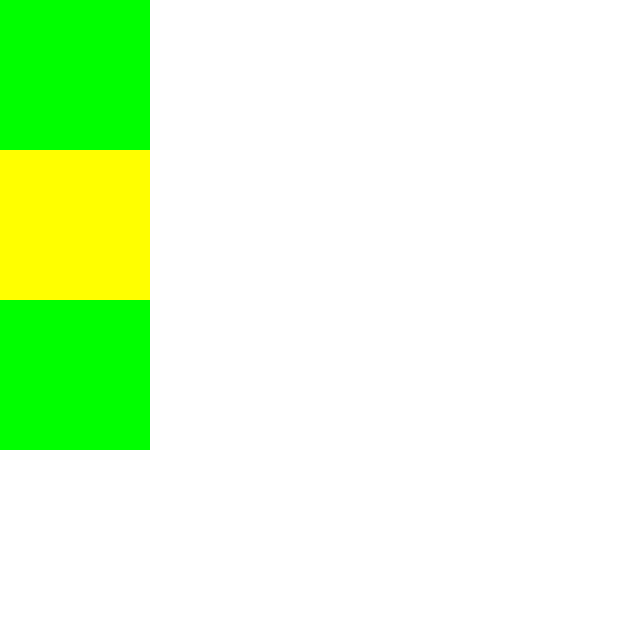
After one commit to Mukuljangir372/Compose-Animations, an Android app built with Jetpack Compose: the composable LayoutAPI shown on its own in the app's theme, on a phone screen of 412 x 824 dp, the top half of it. The commit adds this screen. Run offline under Robolectric (Android 15) with nearby library versions, the phone set to English and light mode, and no system bars.

Commit message:
scale and layout API

```diff
--- /dev/null
+++ b/app/src/main/java/com/mu/compose/animations/LayoutAPI.kt
@@ -0,0 +1,55 @@
+package com.mu.compose.animations
+
+import androidx.compose.animation.core.animateIntOffsetAsState
+import androidx.compose.foundation.background
+import androidx.compose.foundation.clickable
+import androidx.compose.foundation.layout.Box
+import androidx.compose.foundation.layout.Column
+import androidx.compose.foundation.layout.fillMaxSize
+import androidx.compose.foundation.layout.size
+import androidx.compose.runtime.Composable
+import androidx.compose.runtime.getValue
+import androidx.compose.runtime.mutableStateOf
+import androidx.compose.runtime.remember
+import androidx.compose.runtime.setValue
+import androidx.compose.ui.Modifier
+import androidx.compose.ui.graphics.Color
+import androidx.compose.ui.layout.layout
+import androidx.compose.ui.unit.IntOffset
+import androidx.compose.ui.unit.dp
+
+@Composable
+fun LayoutAPI() {
+    var expended by remember { mutableStateOf(false) }
+    val offset by animateIntOffsetAsState(
+        targetValue = if (expended) IntOffset(0, 200) else IntOffset.Zero,
+        label = ""
+    )
+
+    Column(modifier = Modifier.fillMaxSize()) {
+        Box(
+            modifier = Modifier
+                .size(100.dp)
+                .background(Color.Green)
+        )
+
+        Box(
+            modifier = Modifier
+                .layout { measurable, constraints ->
+                    val placeable = measurable.measure(constraints)
+                    layout(placeable.width + offset.x, placeable.height + offset.y) {
+                        placeable.placeRelative(offset)
+                    }
+                }
+                .size(100.dp)
+                .background(Color.Yellow)
+                .clickable { expended = !expended }
+        )
+
+        Box(
+            modifier = Modifier
+                .size(100.dp)
+                .background(Color.Green)
+        )
+    }
+}
```
Also changed, not shown: app/src/main/java/com/mu/compose/animations/MainActivity.kt (+1 -30 lines), app/src/main/java/com/mu/compose/animations/ScaleAnimation.kt (added, +78 -0 lines), 1 other file.
